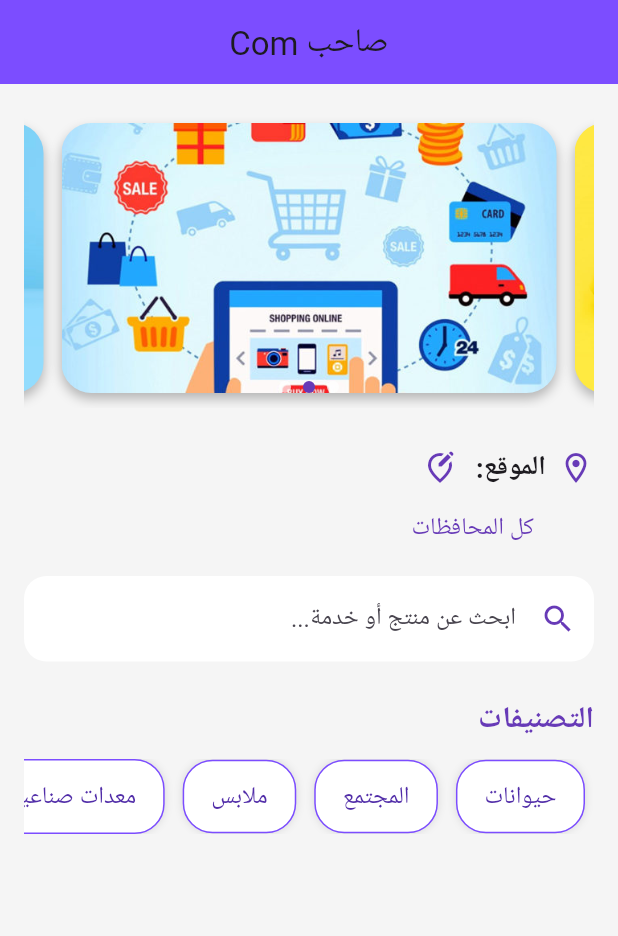
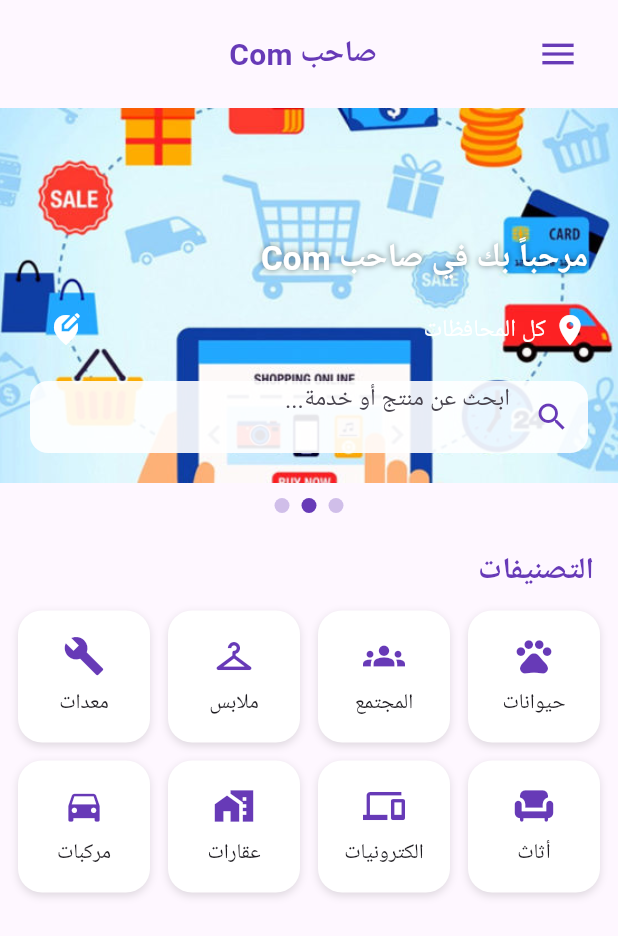
Before and after one commit to hashembadawi/forsa, a Flutter app: the screen it shows after launch, on a phone screen of 412 x 824 dp. Shown: the top 936 px of the screen. Run offline on Flutter 3.47's test engine with Material 3 defaults, Android fonts, the phone set to English and light mode, and no system bars; our stand-ins replace shared_preferences.

Commit message:
redesign home_screen

```diff
--- a/lib/screens/home_screen.dart
+++ b/lib/screens/home_screen.dart
@@ -4,9 +4,8 @@ import 'package:sahbo_app/screens/select_location_screen.dart';
 
 class HomeScreen extends StatefulWidget {
   const HomeScreen({super.key});
-
   @override
-  _HomeScreenState createState() => _HomeScreenState();
+  State<HomeScreen> createState() => _HomeScreenState();
 }
 
 class _HomeScreenState extends State<HomeScreen> {
@@ -17,11 +16,22 @@ class _HomeScreenState extends State<HomeScreen> {
     'حيوانات',
     'المجتمع',
     'ملابس',
-    'معدات صناعية',
+    'معدات',
     'أثاث',
     'الكترونيات',
     'عقارات',
-    'مركبات'
+    'مركبات',
+  ];
+
+  List<IconData> categoryIcons = [
+    Icons.pets,
+    Icons.groups,
+    Icons.checkroom,
+    Icons.build,
+    Icons.chair,
+    Icons.devices,
+    Icons.home_work,
+    Icons.directions_car,
   ];
 
   List<String> imagePaths = [
@@ -37,12 +47,12 @@ class _HomeScreenState extends State<HomeScreen> {
   @override
   void initState() {
     super.initState();
-    _pageController = PageController(viewportFraction: 0.9);
+    _pageController = PageController(viewportFraction: 1.0);
     _startAutoSlide();
   }
 
   void _startAutoSlide() {
-    _sliderTimer = Timer.periodic(Duration(seconds: 3), (_) {
+    _sliderTimer = Timer.periodic(Duration(seconds: 4), (_) {
       if (_pageController.hasClients) {
         int nextPage = (_currentImageIndex + 1) % imagePaths.length;
         _pageController.animateToPage(
@@ -66,88 +76,96 @@ class _HomeScreenState extends State<HomeScreen> {
     return Directionality(
       textDirection: TextDirection.rtl,
       child: Scaffold(
-        backgroundColor: Colors.grey[100],
-        appBar: AppBar(
-          title: Text('صاحب Com'),
-          centerTitle: true,
-          backgroundColor: Colors.deepPurpleAccent,
-        ),
-        body: Padding(
-          padding: const EdgeInsets.all(16.0),
+        drawer: _buildDrawer(context),
+        body: SafeArea(
           child: SingleChildScrollView(
             child: Column(
-              crossAxisAlignment: CrossAxisAlignment.start,
               children: [
-                // ✅ سلايدر الصور العصري
+                // ✅ AppBar عصري
+                Padding(
+                  padding: const EdgeInsets.symmetric(horizontal: 16.0, vertical: 12),
+                  child: Row(
+                    children: [
+                      Builder(
+                        builder: (context) => IconButton(
+                          icon: Icon(Icons.menu, size: 28, color: Colors.deepPurple),
+                          onPressed: () => Scaffold.of(context).openDrawer(),
+                        ),
+                      ),
+                      Expanded(
+                        child: Center(
+                          child: Text(
+                            'صاحب Com',
+                            style: TextStyle(
+                                fontSize: 20,
+                                fontWeight: FontWeight.bold,
+                                color: Colors.deepPurple),
+                          ),
+                        ),
+                      ),
+                      SizedBox(width: 40), // تعويض لأيقونة القائمة حتى يبقى العنوان بالوسط
+                    ],
+                  ),
+                ),
+
+                // ✅ سلايدر مع الموقع والبحث
+                Stack(
+                  children: [
                     Container(
-                  height: 200,
-                  child: Stack(
-                    alignment: Alignment.bottomCenter,
-                    children: [
-                      PageView.builder(
+                      height: 250,
+                      child: PageView.builder(
                         controller: _pageController,
                         itemCount: imagePaths.length,
                         onPageChanged: (index) {
-                          setState(() {
-                            _currentImageIndex = index;
-                          });
+                          setState(() => _currentImageIndex = index);
                         },
                         itemBuilder: (context, index) {
-                          return AnimatedContainer(
-                            duration: Duration(milliseconds: 500),
-                            margin: EdgeInsets.symmetric(horizontal: 6, vertical: 10),
+                          return Container(
                             decoration: BoxDecoration(
-                              borderRadius: BorderRadius.circular(20),
                               image: DecorationImage(
                                 image: AssetImage(imagePaths[index]),
                                 fit: BoxFit.cover,
                               ),
-                              boxShadow: [
-                                BoxShadow(color: Colors.black26, blurRadius: 6, offset: Offset(0, 4)),
-                              ],
                             ),
                           );
                         },
                       ),
-                      // ✅ المؤشرات
+                    ),
                     Positioned(
-                        bottom: 10,
-                        child: Row(
-                          mainAxisAlignment: MainAxisAlignment.center,
-                          children: imagePaths.asMap().entries.map((entry) {
-                            return Container(
-                              width: 8,
-                              height: 8,
-                              margin: EdgeInsets.symmetric(horizontal: 4),
-                              decoration: BoxDecoration(
-                                shape: BoxShape.circle,
-                                color: _currentImageIndex == entry.key
-                                    ? Colors.deepPurple
-                                    : Colors.white70,
-                              ),
-                            );
-                          }).toList(),
+                      bottom: 20,
+                      left: 20,
+                      right: 20,
+                      child: Column(
+                        crossAxisAlignment: CrossAxisAlignment.start,
+                        children: [
+                          Text(
+                            'مرحباً بك في صاحب Com',
+                            style: TextStyle(
+                              fontSize: 22,
+                              color: Colors.white,
+                              fontWeight: FontWeight.bold,
+                              shadows: [Shadow(blurRadius: 5, color: Colors.black54)],
                             ),
                           ),
-                    ],
-                  ),
-                ),
-
-                // ✅ الموقع أسفل الصور
-                SizedBox(height: 16),
+                          SizedBox(height: 8),
                           Row(
                             children: [
-                    Icon(Icons.location_on_outlined, color: Colors.deepPurple),
-                    SizedBox(width: 8),
-                    Text('الموقع:', style: TextStyle(fontSize: 18, fontWeight: FontWeight.w600)),
+                              Icon(Icons.location_on, color: Colors.white),
+                              SizedBox(width: 4),
+                              Text(
+                                selectedCity == 'كل المحافظات'
+                                    ? 'كل المحافظات'
+                                    : '$selectedCity - $selectedDistrict',
+                                style: TextStyle(color: Colors.white, fontSize: 16),
+                              ),
+                              Spacer(),
                               IconButton(
-                      icon: Icon(Icons.edit_location_alt_outlined, color: Colors.deepPurple),
+                                icon: Icon(Icons.edit_location_alt, color: Colors.white),
                                 onPressed: () async {
                                   final result = await Navigator.push(
                                     context,
                                     MaterialPageRoute(builder: (_) => LocationSelectionScreen()),
                                   );
-
                                   if (result != null) {
                                     setState(() {
                                       selectedCity = result['province'];
@@ -158,59 +176,101 @@ class _HomeScreenState extends State<HomeScreen> {
                               ),
                             ],
                           ),
-                Padding(
-                  padding: const EdgeInsets.only(top: 4.0, right: 40),
-                  child: Text(
-                    selectedCity == 'كل المحافظات'
-                        ? 'كل المحافظات'
-                        : '$selectedCity - $selectedDistrict',
-                    style: TextStyle(fontSize: 16, color: Colors.deepPurple),
+                          SizedBox(height: 10),
+                          Container(
+                            decoration: BoxDecoration(
+                              color: Colors.white.withOpacity(0.9),
+                              borderRadius: BorderRadius.circular(12),
+                            ),
+                            child: TextField(
+                              decoration: InputDecoration(
+                                hintText: 'ابحث عن منتج أو خدمة...',
+                                prefixIcon: Icon(Icons.search, color: Colors.deepPurple),
+                                border: InputBorder.none,
+                                contentPadding: EdgeInsets.symmetric(horizontal: 16),
                               ),
                             ),
-
-                // ✅ مربع البحث
-                SizedBox(height: 20),
-                TextField(
-                  decoration: InputDecoration(
-                    hintText: 'ابحث عن منتج أو خدمة...',
-                    filled: true,
-                    fillColor: Colors.white,
-                    prefixIcon: Icon(Icons.search, color: Colors.deepPurple),
-                    border: OutlineInputBorder(
-                      borderRadius: BorderRadius.circular(15),
-                      borderSide: BorderSide.none,
+                          ),
+                        ],
                       ),
                     ),
+                  ],
+                ),
+
+                // ✅ مؤشرات السلايدر
+                SizedBox(height: 10),
+                Row(
+                  mainAxisAlignment: MainAxisAlignment.center,
+                  children: imagePaths.asMap().entries.map((entry) {
+                    return Container(
+                      width: 10,
+                      height: 10,
+                      margin: EdgeInsets.symmetric(horizontal: 4),
+                      decoration: BoxDecoration(
+                        shape: BoxShape.circle,
+                        color: _currentImageIndex == entry.key
+                            ? Colors.deepPurple
+                            : Colors.deepPurple.withOpacity(0.3),
+                      ),
+                    );
+                  }).toList(),
                 ),
 
                 // ✅ التصنيفات
                 SizedBox(height: 24),
+                Padding(
+                  padding: const EdgeInsets.symmetric(horizontal: 16.0),
+                  child: Row(
+                    children: [
                       Text('التصنيفات',
-                    style: TextStyle(fontSize: 20, fontWeight: FontWeight.bold, color: Colors.deepPurple)),
+                          style: TextStyle(
+                              fontSize: 20,
+                              fontWeight: FontWeight.bold,
+                              color: Colors.deepPurple)),
+                    ],
+                  ),
+                ),
                 SizedBox(height: 12),
-                SingleChildScrollView(
-                  scrollDirection: Axis.horizontal,
-                  child: Row(
-                    children: categories.map((category) {
+                Padding(
+                  padding: const EdgeInsets.symmetric(horizontal: 12),
+                  child: GridView.builder(
+                    physics: NeverScrollableScrollPhysics(),
+                    shrinkWrap: true,
+                    itemCount: categories.length,
+                    gridDelegate: SliverGridDelegateWithFixedCrossAxisCount(
+                      crossAxisCount: 4,
+                      mainAxisSpacing: 12,
+                      crossAxisSpacing: 12,
+                      childAspectRatio: 1,
+                    ),
+                    itemBuilder: (context, index) {
                       return Container(
-                        margin: EdgeInsets.symmetric(horizontal: 6),
-                        padding: EdgeInsets.symmetric(horizontal: 18, vertical: 12),
                         decoration: BoxDecoration(
                           color: Colors.white,
-                          borderRadius: BorderRadius.circular(20),
-                          border: Border.all(color: Colors.deepPurpleAccent, width: 1),
+                          borderRadius: BorderRadius.circular(16),
                           boxShadow: [
-                            BoxShadow(color: Colors.black12, blurRadius: 4),
+                            BoxShadow(
+                                color: Colors.black12, blurRadius: 4, offset: Offset(0, 2)),
                           ],
                         ),
-                        child: Text(
-                          category,
-                          style: TextStyle(fontSize: 16, color: Colors.deepPurple[700]),
+                        child: Column(
+                          mainAxisAlignment: MainAxisAlignment.center,
+                          children: [
+                            Icon(categoryIcons[index],
+                                color: Colors.deepPurple, size: 28),
+                            SizedBox(height: 8),
+                            Text(
+                              categories[index],
+                              style: TextStyle(fontSize: 14),
+                              textAlign: TextAlign.center,
+                            ),
+                          ],
                         ),
                       );
-                    }).toList(),
+                    },
                   ),
                 ),
+                SizedBox(height: 30),
               ],
             ),
           ),
@@ -218,4 +278,49 @@ class _HomeScreenState extends State<HomeScreen> {
       ),
     );
   }
+
+  // ✅ Drawer عصري
+  Drawer _buildDrawer(BuildContext context) {
+    return Drawer(
+      backgroundColor: Colors.white,
+      child: ListView(
+        padding: EdgeInsets.zero,
+        children: [
+          DrawerHeader(
+            decoration: BoxDecoration(
+              gradient: LinearGradient(
+                colors: [Colors.deepPurpleAccent, Colors.deepPurple],
+              ),
+            ),
+            child: Center(
+              child: Text(
+                'مرحبا بك 👋',
+                style: TextStyle(fontSize: 22, color: Colors.white),
+              ),
+            ),
+          ),
+          _drawerItem(Icons.home, 'الرئيسية', () {
+            Navigator.pop(context);
+          }),
+          _drawerItem(Icons.list_alt, 'إعلاناتي', () {
+            // TODO: Navigate to My Ads
+          }),
+          _drawerItem(Icons.add_circle_outline, 'إضافة إعلان', () {
+            // TODO: Navigate to Add Ad
+          }),
+          _drawerItem(Icons.person, 'حسابي', () {
+            // TODO: Navigate to Profile
+          }),
+        ],
+      ),
+    );
   }
+
+  Widget _drawerItem(IconData icon, String title, VoidCallback onTap) {
+    return ListTile(
+      leading: Icon(icon, color: Colors.deepPurple),
+      title: Text(title, style: TextStyle(fontSize: 16)),
+      onTap: onTap,
+    );
+  }
+}
```
Lines whose indentation alone changed are shown as unchanged.
